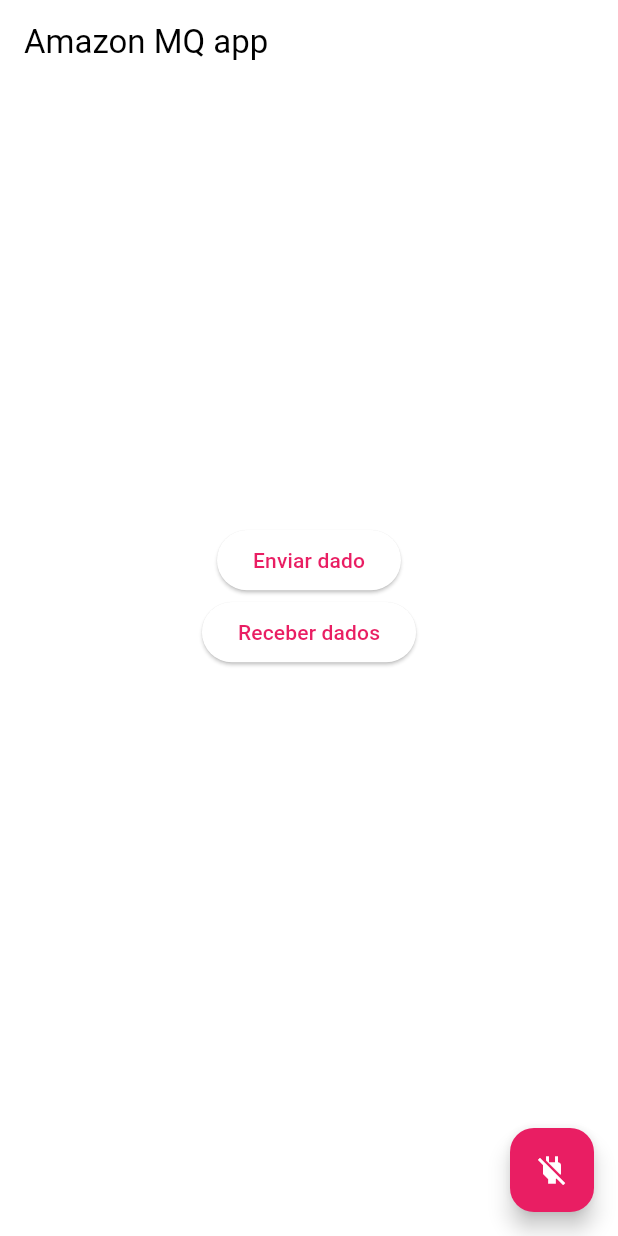
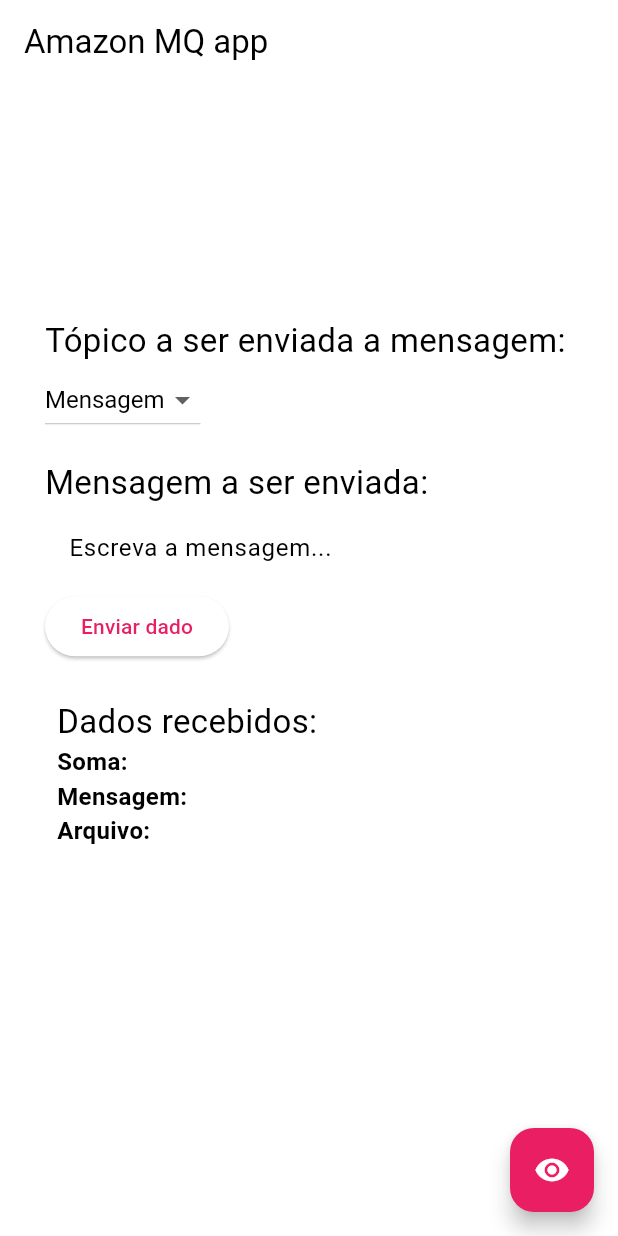
Before and after one commit to MarceloRobert/aws_mq_app, a Flutter app: the screen it shows after launch, on a phone screen of 412 x 824 dp. Run offline on Flutter 3.47's test engine with Material 2 defaults, Android fonts, the light colour scheme and no system bars; missing offline and left inert: stomp_dart_client.

Commit message:
add streams, styles; refactor

```diff
--- /dev/null
+++ b/lib/app.constant.dart
@@ -0,0 +1,19 @@
+import 'package:flutter/material.dart';
+
+TextStyle h2style = const TextStyle(
+  fontSize: 22,
+);
+
+TextStyle h3style = const TextStyle(
+  fontSize: 16,
+  fontWeight: FontWeight.bold
+);
+
+TextStyle selectorStyle = const TextStyle(
+  fontSize: 16,
+  color: Colors.black,
+);
+
+TextStyle resultStyle = const TextStyle(
+  fontSize: 16,
+);
--- a/lib/main.dart
+++ b/lib/main.dart
@@ -1,4 +1,8 @@
+import 'dart:async';
+
+import 'package:aws_mq_app/app.constant.dart';
 import 'package:aws_mq_app/service_stomp.dart';
+import 'package:flutter/foundation.dart';
 import 'package:flutter/material.dart';
 
 void main() {
@@ -30,9 +34,16 @@
 }
 
 class _MyHomePageState extends State<MyHomePage> {
-  String? result;
+  String? errResult;
   StompServices socket = StompServices();
-  bool connected = true;
+  final StreamController _somaStream = StreamController();
+  final StreamController _mensagemStream = StreamController();
+  final StreamController _arquivoStream = StreamController();
+  final TextEditingController _textEditingController = TextEditingController();
+
+  bool connected = false;
+  bool listening = false;
+  String topic = "mensagem";
 
   @override
   void initState() {
@@ -45,6 +56,9 @@
   void dispose() {
     if (socket.stompClient.connected) {
       socket.stompClient.deactivate();
+      if (kDebugMode) {
+        print("Disconnected");
+      }
     }
     super.dispose();
   }
@@ -55,46 +69,144 @@
       appBar: AppBar(
         title: const Text("Amazon MQ app"),
       ),
-      body: Center(
+      body: Padding(
+        padding: const EdgeInsets.symmetric(horizontal: 30.0),
         child: Column(
           mainAxisAlignment: MainAxisAlignment.center,
+          crossAxisAlignment: CrossAxisAlignment.start,
           children: <Widget>[
+            Text(
+              "Tópico a ser enviada a mensagem: ",
+              style: h2style,
+            ),
+            DropdownButton(
+              style: selectorStyle,
+              value: topic,
+              items: const [
+                DropdownMenuItem(value: "soma", child: Text("Soma")),
+                DropdownMenuItem(value: "mensagem", child: Text("Mensagem")),
+                DropdownMenuItem(value: "arquivo", child: Text("Arquivo")),
+              ],
+              onChanged: (value) {
+                setState(() {
+                  topic = value ?? "mensagem";
+                });
+              },
+            ),
+            Padding(
+              padding: const EdgeInsets.symmetric(vertical: 16.0),
+              child: Column(
+                crossAxisAlignment: CrossAxisAlignment.start,
+                children: [
+                  Text(
+                    "Mensagem a ser enviada: ",
+                    style: h2style,
+                  ),
+                  TextField(
+                    style: selectorStyle,
+                    decoration: const InputDecoration(
+                      hintText: 'Escreva a mensagem...',
+                      border: OutlineInputBorder(),
+                    ),
+                    controller: _textEditingController,
+                  ),
+                  //
+                  // Enviar para topico
+                  //
                   ElevatedButton(
                     onPressed: () {
                       try {
-                  socket.test("message", "queue");
+                        socket.sendMessage(_textEditingController.text, topic);
+                        ScaffoldMessenger.of(context).showSnackBar(SnackBar(
+                            content: Text("Mensagem enviada à $topic")));
                       } catch (e) {
                         setState(() {
-                    result = e.toString();
+                          errResult = e.toString();
                         });
                       }
                     },
                     child: const Text("Enviar dado"),
                   ),
-            ElevatedButton(
-              onPressed: () {
-                try {
-                  socket.subscribeToQueue("queue");
-                } catch (e) {
-                  setState(() {
-                    result = e.toString();
-                  });
-                }
+                ],
+              ),
+            ),
+            //
+            // Dados que foram recebidos
+            //
+            Padding(
+              padding: const EdgeInsets.all(8.0),
+              child: Column(
+                crossAxisAlignment: CrossAxisAlignment.start,
+                children: [
+                  Text(
+                    "Dados recebidos:",
+                    style: h2style,
+                  ),
+                  Row(
+                    children: [
+                      Text(
+                        "Soma: ",
+                        style: h3style,
+                      ),
+                      StreamBuilder(
+                        stream: _somaStream.stream,
+                        builder: (context, snapshot) {
+                          return Text(snapshot.data != null
+                              ? snapshot.data.toString()
+                              : "", style: resultStyle);
                         },
-              child: const Text("Receber dados"),
                       ),
+                    ],
+                  ),
+                  Row(
+                    children: [
+                      Text(
+                        "Mensagem: ",
+                        style: h3style,
+                      ),
+                      StreamBuilder(
+                        stream: _mensagemStream.stream,
+                        builder: (context, snapshot) {
+                          return Text(snapshot.data != null
+                              ? snapshot.data.toString()
+                              : "", style: resultStyle);
+                        },
+                      ),
+                    ],
+                  ),
+                  Row(
+                    children: [
+                      Text(
+                        "Arquivo: ",
+                        style: h3style,
+                      ),
+                      StreamBuilder(
+                        stream: _arquivoStream.stream,
+                        builder: (context, snapshot) {
+                          return Text(snapshot.data != null
+                              ? snapshot.data.toString()
+                              : "", style: resultStyle,);
+                        },
+                      ),
+                    ],
+                  ),
+                ],
+              ),
+            ),
+            //
             const SizedBox(
               height: 24,
             ),
             Text(
-              result != null ? "Último erro:" : "",
+              errResult != null ? "Último erro:" : "",
               textAlign: TextAlign.center,
+              style: h2style,
             ),
             Padding(
               padding:
                   const EdgeInsets.symmetric(vertical: 8.0, horizontal: 30),
               child: SelectableText(
-                result ?? "",
+                errResult ?? "",
                 textAlign: TextAlign.justify,
               ),
             )
@@ -103,14 +215,24 @@
       ),
       floatingActionButton: FloatingActionButton(
         onPressed: () {
-          connected
-              ? socket.stompClient.deactivate()
-              : socket.stompClient.activate();
+          if (connected && listening == false) {
+            socket.subscribeToTopic("soma", _somaStream);
+            socket.subscribeToTopic("mensagem", _mensagemStream);
+            socket.subscribeToTopic("arquivo", _arquivoStream);
             setState(() {
-            connected = !connected;
+              listening = true;
             });
+            ScaffoldMessenger.of(context).showSnackBar(
+                const SnackBar(content: Text("Ouvindo à todos os tópicos")));
+          } else if (listening == false) {
+            ScaffoldMessenger.of(context).showSnackBar(
+                const SnackBar(content: Text("Não está conectado")));
+          } else {
+            ScaffoldMessenger.of(context)
+                .showSnackBar(const SnackBar(content: Text("Já está ouvindo")));
+          }
         },
-        child: connected ? Icon(Icons.power_off) : Icon(Icons.power),
+        child: const Icon(Icons.remove_red_eye),
       ),
     );
   }
```
Also changed, not shown: lib/service_stomp.dart (+31 -18 lines). Lines whose indentation alone changed are shown as unchanged.
